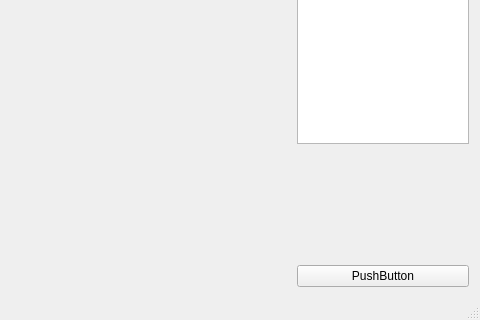
First picture: the form in mainwindow.ui, repository aminbenarieb/na_lab2, before the edit; both pictures show x 220 to 700 and y 180 to 500 of the 700 by 500 pixel window.
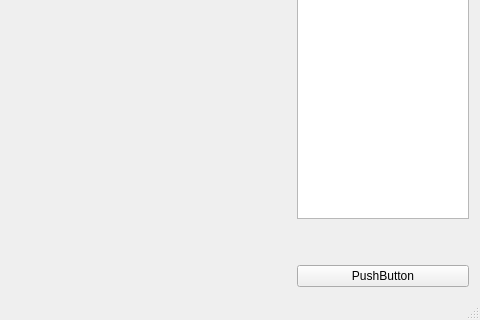
Second picture: the form after the edit. Custom widgets are drawn as their Qt base class.

Commit message: Windows layout changed.

Diff of the .ui file:
```diff
--- a/mainwindow.ui
+++ b/mainwindow.ui
@@ -19,7 +19,7 @@
   <property name="maximumSize">
    <size>
     <width>700</width>
-    <height>300</height>
+    <height>700</height>
    </size>
   </property>
   <property name="windowTitle">
@@ -93,6 +93,9 @@
         <property name="orientation">
          <enum>Qt::Vertical</enum>
         </property>
+        <property name="sizeType">
+         <enum>QSizePolicy::Fixed</enum>
+        </property>
         <property name="sizeHint" stdset="0">
          <size>
           <width>20</width>
```
